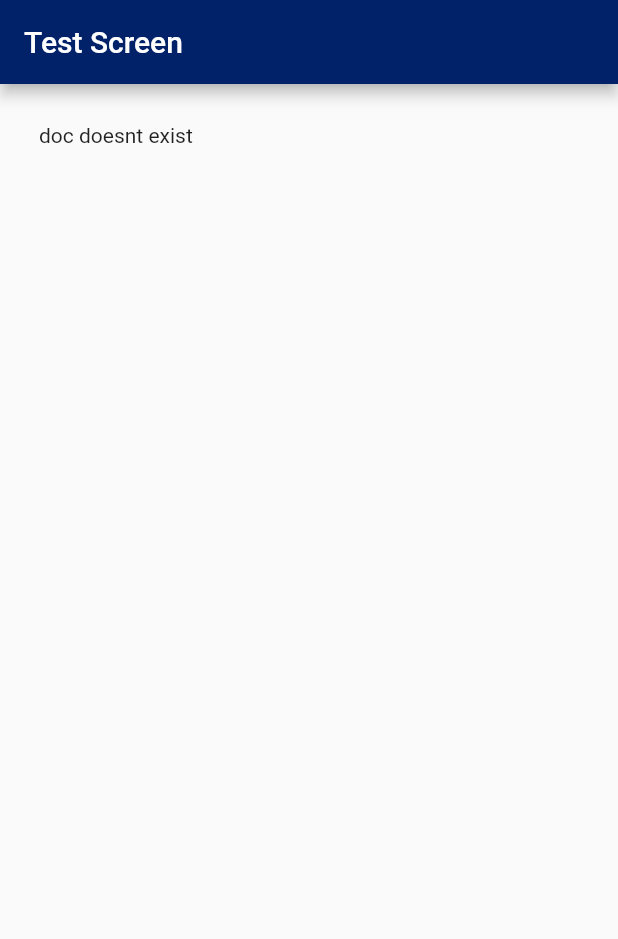
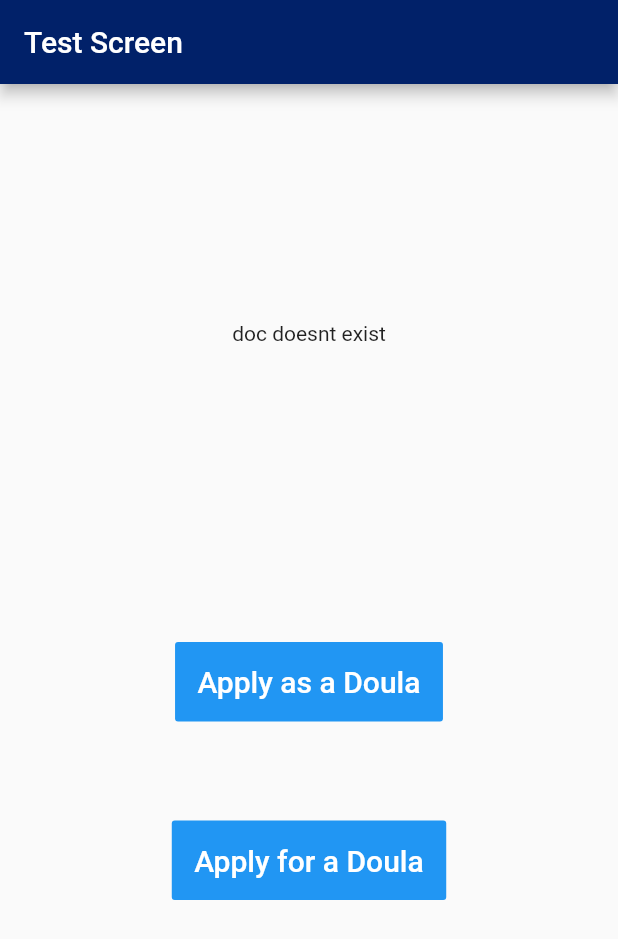
Before and after one commit to atlantadoulaconnect/adc-app, a Flutter app: the screen it shows after launch, on a phone screen of 412 x 824 dp. Shown: the top 939 px of the screen. Run offline on Flutter 3.47's test engine with Material 2 defaults, Android fonts, the phone set to English and light mode, and no system bars; our stand-ins replace cloud_firestore, firebase_auth; accounts and stored records are empty.

Commit message:
Created the Doula App page and transition from the homepage to that page

```diff
--- a/adc_app/lib/routes.dart
+++ b/adc_app/lib/routes.dart
@@ -2,8 +2,10 @@ import 'package:flutter/widgets.dart';
 // import every class that has a screen definition
 import 'package:adc_app/screens/home_screen.dart';
 import 'package:adc_app/screens/login_screen.dart';
+import 'package:adc_app/screens/applications/doula_app.dart';
 
 final Map<String, WidgetBuilder> routes = <String, WidgetBuilder>{
   "/": (BuildContext context) => HomePage(),
   "/login": (BuildContext context) => LoginPage(),
+  "/doulaApp": (BuildContext context) => DoulaAppPage(title: 'Doula App Page')
 };
--- a/adc_app/lib/screens/home_screen.dart
+++ b/adc_app/lib/screens/home_screen.dart
@@ -8,13 +8,17 @@ class HomePage extends StatelessWidget {
       appBar: AppBar(title: Text('Test Screen')),
       body: Padding(
         padding: const EdgeInsets.all(26.0),
-        child: _createBody(),
+        child: _createBody(context),
       ),
     );
   }
 
-  Widget _createBody() {
-    return StreamBuilder(
+  Widget _createBody(BuildContext context) {
+    return Center(
+      child: Column(
+        children: <Widget>[
+          Spacer(flex: 2,),
+          StreamBuilder(
             stream: Firestore.instance
                 .collection('testCollection')
                 .document('testDoc1')
@@ -30,7 +34,41 @@ class HomePage extends StatelessWidget {
                 return Text('snapshot.error.toString()');
               }
               return Text('no snapshot data, no error');
+            },
+          ),
+          Spacer(flex: 3,),
+          FlatButton(
+            onPressed: () {
+              Navigator.pushNamed(context, '/doulaApp');
+            },
+            color: Colors.blue,
+            textColor: Colors.white,
+            padding: EdgeInsets.all(15.0),
+            splashColor: Colors.blueAccent,
+            child: Text(
+              "Apply as a Doula",
+              style: TextStyle(fontSize: 20.0),
+            ),
+          ),
+          Spacer(),
+          FlatButton(
+            onPressed: () {
+              Navigator.pushNamed(context, '/doulaApp');
+            },
+            color: Colors.blue,
+            textColor: Colors.white,
+            padding: EdgeInsets.all(15.0),
+            splashColor: Colors.blueAccent,
+            child: Text(
+              "Apply for a Doula",
+              style: TextStyle(fontSize: 20.0),
+            ),
+          ),
+          Spacer(flex: 3,),
+        ],
+      ),
+    );
+
     //return Center(child: CircularProgressIndicator());
-        });
   }
 }
```
Also changed, not shown: adc_app/lib/screens/applications/doula_app.dart (+47 -0 lines), 5 other files. Lines whose indentation alone changed are shown as unchanged.
